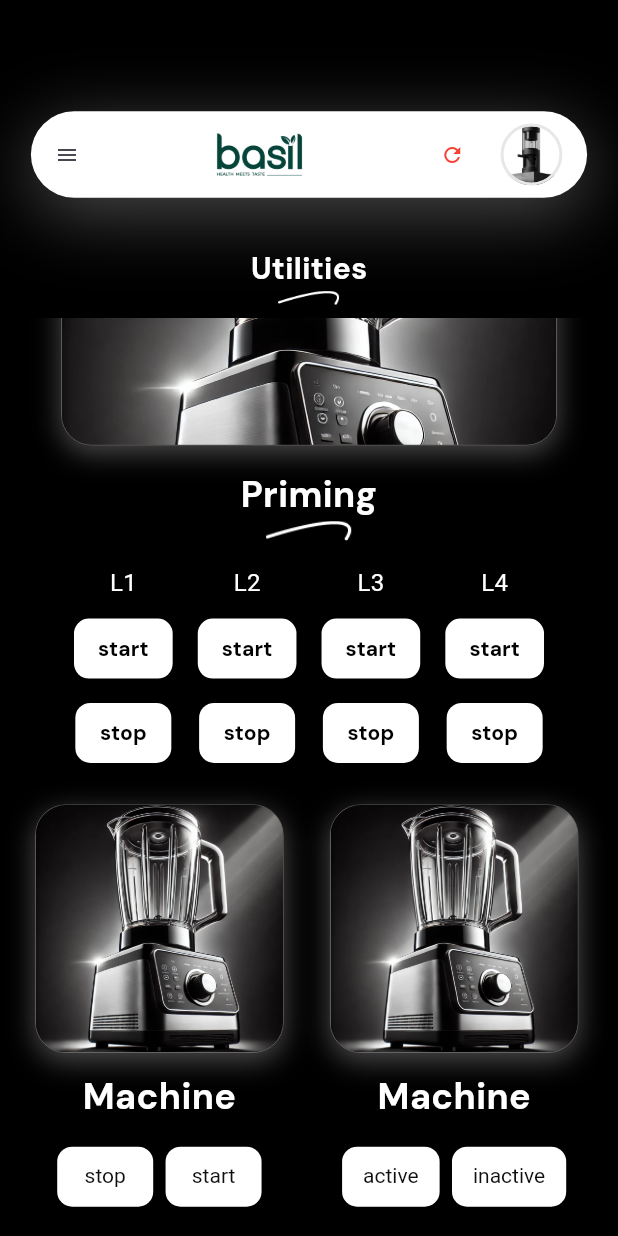
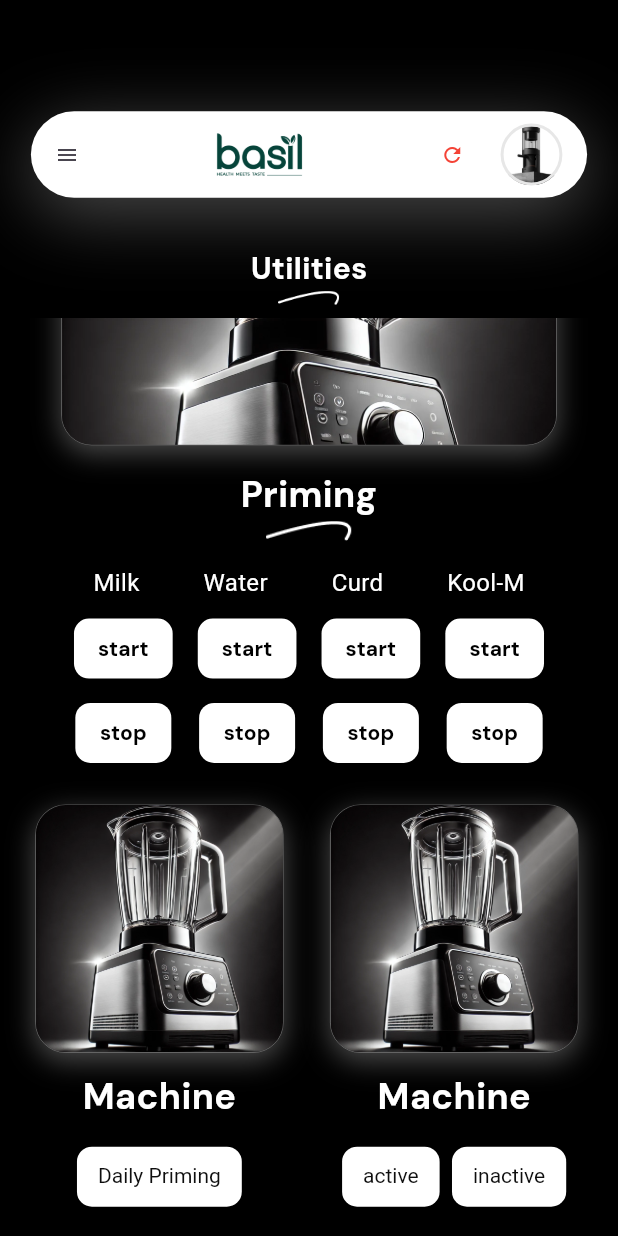
Before and after one commit to businesssoftware-code/machine_app, a Flutter app: the UtilitiesScreen screen opened by its route, scrolled down 373 dp, on a phone screen of 412 x 824 dp. Run offline on Flutter 3.47's test engine with Material 3 defaults, Android fonts, the light colour scheme and no system bars; our stand-ins replace get, google_fonts, shared_preferences; accounts and stored records are empty; network calls fail; Roboto replaces fonts that are missing (Pattaya).

Commit message:
issues-fixing-in-progress

```diff
--- a/lib/views/Home/home.dart
+++ b/lib/views/Home/home.dart
@@ -62,7 +62,7 @@ class _HomeScreenState extends State<HomeScreen> {
           setState(() {
             String currentStage = decodedEvent['data']['stage'];
             stationStages['station1'] = currentStage;
-            if (currentStage == 'completed') {
+            if (currentStage == 'clear') {
               Future.delayed(const Duration(seconds: 2), () {
                 setState(() {
                   stationStages['station1'] = 'vacant';
@@ -75,7 +75,7 @@ class _HomeScreenState extends State<HomeScreen> {
           setState(() {
             String currentStage = decodedEvent['data']['stage'];
             stationStages['station2'] = currentStage;
-            if (currentStage == 'completed') {
+            if (currentStage == 'clear') {
               Future.delayed(const Duration(seconds: 2), () {
                 setState(() {
                   stationStages['station2'] = 'vacant';
--- a/lib/views/utilities/utilities.dart
+++ b/lib/views/utilities/utilities.dart
@@ -209,11 +209,11 @@ class _UtilitiesScreenState extends State<UtilitiesScreen> {
                           MachineOperationCard(
                             title: 'Machine',
                             imageUrl: 'assets/blender.png',
-                            button1Label: 'stop',
-                            button2Label: 'start',
-                            onButton1Pressed: () {
-                              _sendApiRequest('http://192.168.0.65:3001/machineStatus?status=inactive');
-                            },
+                            // button1Label: 'stop',
+                            button2Label: 'Daily Priming',
+                            // onButton1Pressed: () {
+                            //   _sendApiRequest('http://192.168.0.65:3001/machineStatus?status=inactive');
+                            // },
                             onButton2Pressed: () {
                               _sendApiRequest('http://192.168.0.65:3001/machineStatus?status=active');
                             },
--- a/lib/widgets/CustomAppbar.dart
+++ b/lib/widgets/CustomAppbar.dart
@@ -8,6 +8,7 @@ class CustomAppBar extends StatelessWidget {
   final double screenHeight;
   final double screenWidth;
   final MenuControllers menuController = Get.find();
+
 
   CustomAppBar({
     super.key,
@@ -92,6 +93,11 @@ class CustomAppBar extends StatelessWidget {
         Get.toNamed(route); // Navigate to the selected route
       },
       child: Obx(() {
+        print(route);
+        print("dldf");
+        print(menuController.selectedRoute.value);
+
+
         bool isSelected = menuController.selectedRoute.value == route;
         return Container(
           padding: EdgeInsets.symmetric(vertical: screenHeight * 0.015,horizontal: screenWidth * 0.017),
--- a/lib/widgets/MachineOperation.dart
+++ b/lib/widgets/MachineOperation.dart
@@ -4,18 +4,18 @@ import 'package:google_fonts/google_fonts.dart';
 class MachineOperationCard extends StatelessWidget {
   final String title;
   final String imageUrl;
-  final String button1Label;
+  final String? button1Label;
   final String button2Label;
-  final VoidCallback onButton1Pressed;
+  final VoidCallback? onButton1Pressed;
   final VoidCallback onButton2Pressed;
 
   const MachineOperationCard({
     super.key,
     required this.title,
     required this.imageUrl,
-    required this.button1Label,
+     this.button1Label,
     required this.button2Label,
-    required this.onButton1Pressed,
+     this.onButton1Pressed,
     required this.onButton2Pressed,
   });
 
@@ -69,8 +69,12 @@ class MachineOperationCard extends StatelessWidget {
           Row(
             mainAxisAlignment: MainAxisAlignment.center,
             children: [
-              _buildButton(button1Label, onButton1Pressed,context),
-              SizedBox(width: screenWidth * 0.02), // Space between buttons
+              if(button1Label != null && onButton1Pressed != null)...[
+
+                _buildButton(button1Label! , onButton1Pressed!,context),
+                SizedBox(width: screenWidth * 0.02), // Space between buttons
+
+              ],
               _buildButton(button2Label, onButton2Pressed,context),
             ],
           ),
--- a/lib/widgets/UtilitiesCardLarge.dart
+++ b/lib/widgets/UtilitiesCardLarge.dart
@@ -74,10 +74,10 @@ class PrimingCard extends StatelessWidget {
                 const Row(
                   mainAxisAlignment: MainAxisAlignment.spaceAround,
                   children: [
-                    Text('L1', style: TextStyle(color: Colors.white, fontSize: 16)),
-                    Text('L2', style: TextStyle(color: Colors.white, fontSize: 16)),
-                    Text('L3', style: TextStyle(color: Colors.white, fontSize: 16)),
-                    Text('L4', style: TextStyle(color: Colors.white, fontSize: 16)),
+                    Text('Milk', style: TextStyle(color: Colors.white, fontSize: 16)),
+                    Text('Water', style: TextStyle(color: Colors.white, fontSize: 16)),
+                    Text('Curd', style: TextStyle(color: Colors.white, fontSize: 16)),
+                    Text('Kool-M', style: TextStyle(color: Colors.white, fontSize: 16)),
                   ],
                 ),
                 SizedBox(height: screenHeight * 0.01),
--- a/lib/widgets/refillCard.dart
+++ b/lib/widgets/refillCard.dart
@@ -39,7 +39,7 @@ class _RefillCardState extends State<RefillCard> {
   // Save quantity to local storage and update notifier
   Future<void> _saveQuantity(int additionalQuantity) async {
     final prefs = await SharedPreferences.getInstance();
-    int updatedQuantity = quantity + additionalQuantity;
+    int updatedQuantity = additionalQuantity;
     await prefs.setInt(widget.name, updatedQuantity);
 
     setState(() {
```
Also changed, not shown: 4 other files.
